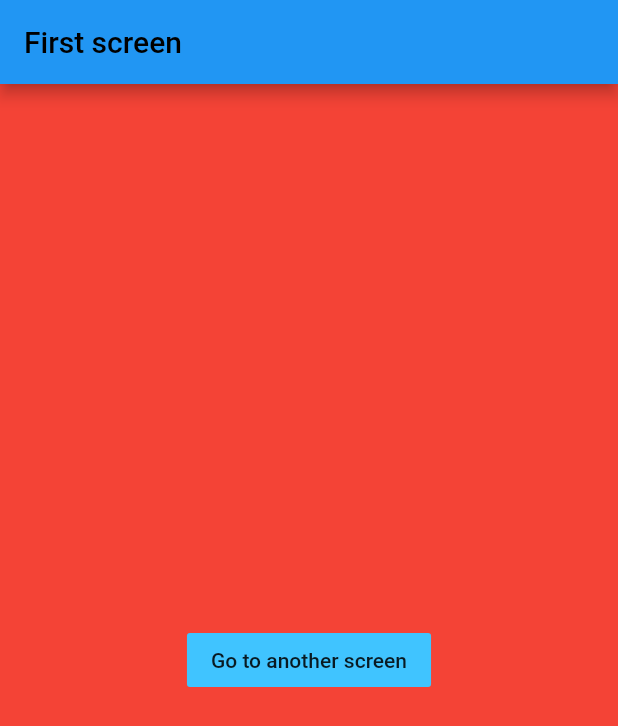
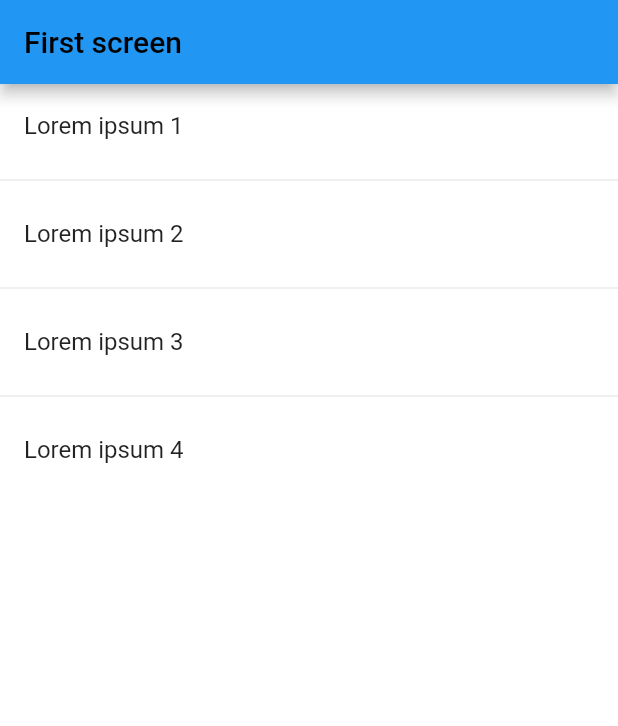
Before and after one commit to dev-phatnv/flutter-easy-approach, a Flutter app: the screen it shows after launch, on a phone screen of 412 x 824 dp. Shown: the top 726 px of the screen. Run offline on Flutter 3.47's test engine with Material 2 defaults, Android fonts, the phone set to English and light mode, and no system bars.

Commit message:
[#navigator] practice passing params, create model

```diff
--- a/lib/main.dart
+++ b/lib/main.dart
@@ -1,13 +1,20 @@
 import 'package:flutter/material.dart';
+import 'package:fluttereasyapproach/models/ArticleModel.dart';
 import 'package:fluttereasyapproach/screens/FirstScreen.dart';
 
 void main() => runApp(MyApp());
 
 class MyApp extends StatelessWidget {
+  List<ArticleModel> articles = [
+    ArticleModel("Lorem ipsum 1", "Nisi tata 1"),
+    ArticleModel("Lorem ipsum 2", "Nisi tata 2"),
+    ArticleModel("Lorem ipsum 3", "Nisi tata 3"),
+    ArticleModel("Lorem ipsum 4", "Nisi tata 4"),
+  ];
   @override
   Widget build(BuildContext context) {
     return MaterialApp(
-      home: FirstScreen()
+      home: ListOfArticles(articles)
     );
   }
 }
--- /dev/null
+++ b/lib/models/ArticleModel.dart
@@ -0,0 +1,8 @@
+class ArticleModel {
+  String title, detail;
+
+  ArticleModel(String title, String detail) {
+    this.title = title;
+    this.detail = detail;
+  }
+}
--- a/lib/screens/FirstScreen.dart
+++ b/lib/screens/FirstScreen.dart
@@ -1,26 +1,34 @@
 import 'package:flutter/material.dart';
+import 'package:fluttereasyapproach/models/ArticleModel.dart';
 import 'package:fluttereasyapproach/screens/SecondScreen.dart';
 
-class FirstScreen extends StatelessWidget {
+class ListOfArticles extends StatelessWidget {
+  List<ArticleModel> _list;
+  ListOfArticles(List<ArticleModel> articles) {
+    _list = articles;
+  }
   @override
   Widget build(BuildContext context) {
     return Container(
       child: Scaffold(
-        backgroundColor: Colors.red,
-        appBar: AppBar(
-          title: Text('First screen', style: TextStyle(color: Colors.black))
+        backgroundColor: Colors.white,
+        appBar: AppBar(title: Text('First screen', style: TextStyle(color: Colors.black))),
+        body: ListView.separated(
+          itemBuilder: (context, index) {
+            return ListTile(
+              title: Text(_list[index].title),
+              onTap: () {
+                Navigator.push(context, MaterialPageRoute(
+                  builder: (context) {
+                    return DetailArticles(_list[index]);
+                  }
+                ));
+              },
+            );
+          },
+          separatorBuilder: (context, index) => Divider(),
+          itemCount: _list.length,
         ),
-        body: Center(
-          child: FlatButton(
-            child: Text('Go to another screen'),
-            onPressed: () {
-              Navigator.push(context, MaterialPageRoute(builder: (context) {
-                return SecondScreen();
-              }));
-            },
-            color: Colors.lightBlueAccent,
-          )
-        )
       ),
     );
   }
```
Also changed, not shown: lib/screens/SecondScreen.dart (+14 -3 lines), logs/flutter_daemon.txt (+11 -22 lines).
